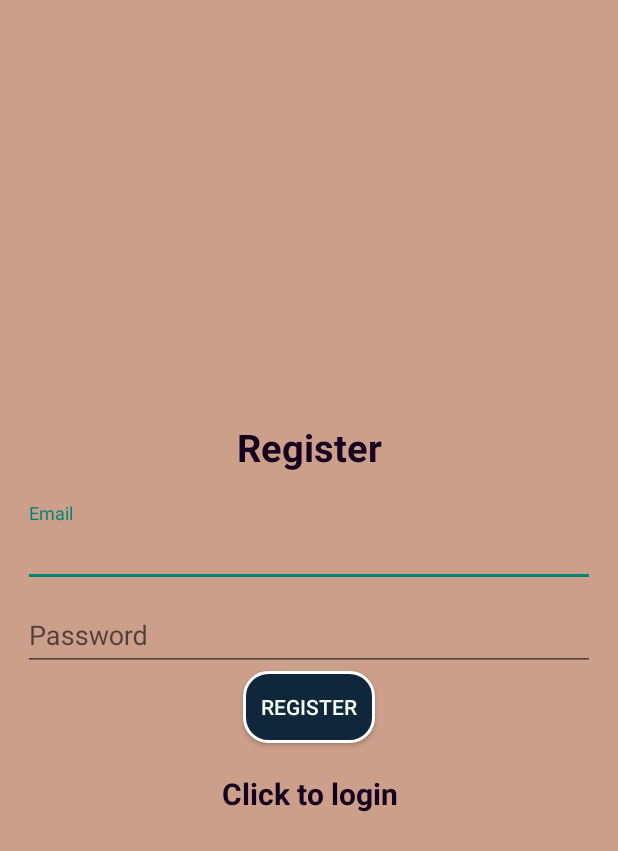
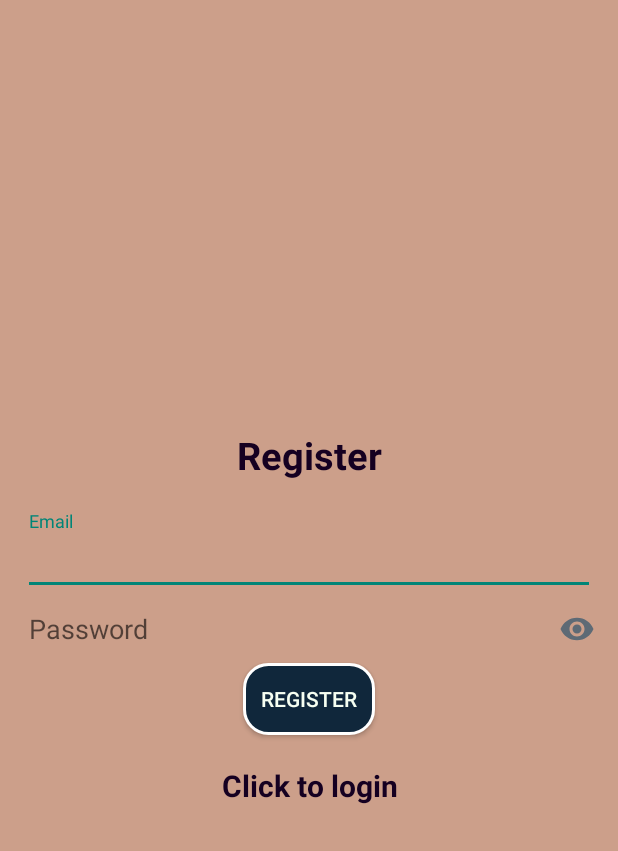
Before and after one commit to idkneel/Cabinet-Chef, an Android app: the screen it shows after launch (Register), after a tap on "Click to register", on a phone screen of 412 x 824 dp. Shown: the top 851 px of the screen. Run offline under Robolectric (Android 15) with nearby library versions, the phone set to English and light mode, and no system bars; our stand-ins replace Firebase (no records; nobody signed in at launch, a user with empty details on screens opened directly); 2 other taps on this screen came first.

Commit message:
duplicated hide password

```diff
--- a/app/src/main/java/com/example/cabinetchef/Login/Register.java
+++ b/app/src/main/java/com/example/cabinetchef/Login/Register.java
@@ -6,9 +6,13 @@ import static android.content.ContentValues.TAG;
 import android.content.Intent;
 import android.os.Bundle;
 import android.text.TextUtils;
+import android.text.method.HideReturnsTransformationMethod;
+import android.text.method.PasswordTransformationMethod;
 import android.util.Log;
 import android.view.View;
 import android.widget.Button;
+import android.widget.CheckBox;
+import android.widget.CompoundButton;
 import android.widget.EditText;
 import android.widget.ProgressBar;
 import android.widget.TextView;
@@ -48,6 +52,7 @@ public class Register extends AppCompatActivity {
     TextView textView;
     FirebaseFirestore fStore;
     UserSettings uSettings;
+    CheckBox hidePassword;
 
     // Method called when activity is starting
     @Override
@@ -79,6 +84,7 @@ public class Register extends AppCompatActivity {
         buttonReg = findViewById(R.id.button_register);
         progressBar = findViewById(R.id.progressBar);
         textView = findViewById(R.id.loginNow);
+        hidePassword = findViewById(R.id.hide_password);
 
         // Set an onClickListener for the textView to redirect to the Login activity
         textView.setOnClickListener(view -> {
@@ -163,5 +169,22 @@ public class Register extends AppCompatActivity {
                         }
                     });
         });
+
+        // Set a listener on the hidePassword checkbox to listen for check changes
+        hidePassword.setOnCheckedChangeListener(new CompoundButton.OnCheckedChangeListener() {
+            @Override
+            public void onCheckedChanged(CompoundButton buttonView, boolean isChecked) {
+                // This method is called whenever the checked state of the hidePassword CompoundButton changes
+                if (isChecked) {
+                    // If the hidePassword button is checked, change the editTextPassword's transformation method
+                    // to HideReturnsTransformationMethod to show the password
+                    editTextPassword.setTransformationMethod(HideReturnsTransformationMethod.getInstance());
+                } else {
+                    // If the hidePassword button is not checked, change the editTextPassword's transformation method
+                    // back to PasswordTransformationMethod to hide the password
+                    editTextPassword.setTransformationMethod(PasswordTransformationMethod.getInstance());
+                }
+            }
+        });
     }
 }
--- a/app/src/main/res/layout/activity_register.xml
+++ b/app/src/main/res/layout/activity_register.xml
@@ -28,6 +28,7 @@
             android:hint="@string/email"
             android:inputType="textEmailAddress"
             android:layout_width="match_parent"
+            android:backgroundTint="@color/Light.Mode.1"
             android:layout_height="wrap_content"/>
     </com.google.android.material.textfield.TextInputLayout>
 
@@ -35,12 +36,34 @@
         android:layout_width="match_parent"
         android:layout_height="wrap_content" >
 
-        <com.google.android.material.textfield.TextInputEditText
-            android:id="@+id/password"
-            android:hint="@string/password"
-            android:inputType="text"
-            android:layout_width="match_parent"
-            android:layout_height="wrap_content"/>
+        <RelativeLayout
+            android:layout_width="wrap_content"
+            android:layout_height="wrap_content"
+            android:background="@color/Light.Mode.1">
+
+            <com.google.android.material.textfield.TextInputEditText
+                android:id="@+id/password"
+                android:hint="@string/password"
+                android:inputType="text"
+                android:textColor="@color/Light.Mode.Text"
+                android:backgroundTint="@color/Light.Mode.1"
+                android:layout_width="match_parent"
+                android:layout_height="wrap_content" />
+
+
+            <CheckBox
+                android:id="@+id/hide_password"
+                android:layout_width="wrap_content"
+                android:layout_height="match_parent"
+                android:layout_alignBottom="@+id/password"
+                android:layout_alignEnd="@+id/password"
+                android:elevation="2dp"
+                android:button="@drawable/baseline_eye_24"/>
+
+        </RelativeLayout>
+
+
+
     </com.google.android.material.textfield.TextInputLayout>
 
     <ProgressBar
@@ -68,4 +91,5 @@
         android:layout_width="match_parent"
         android:layout_height="wrap_content" />
 
+
 </LinearLayout>
```
